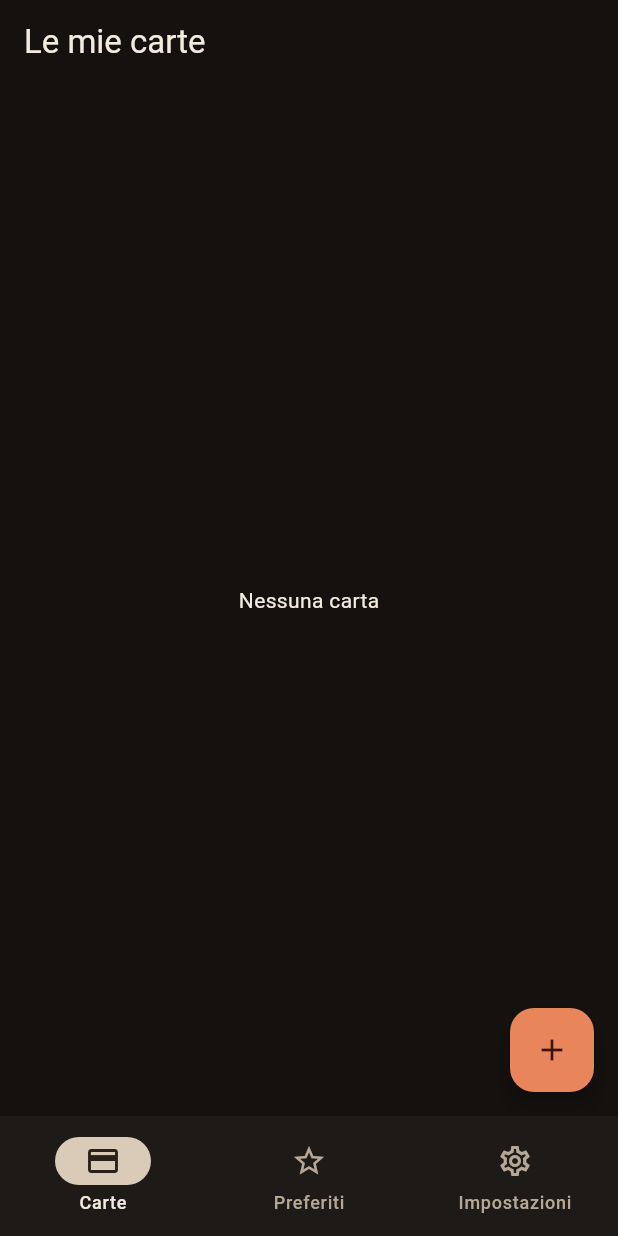
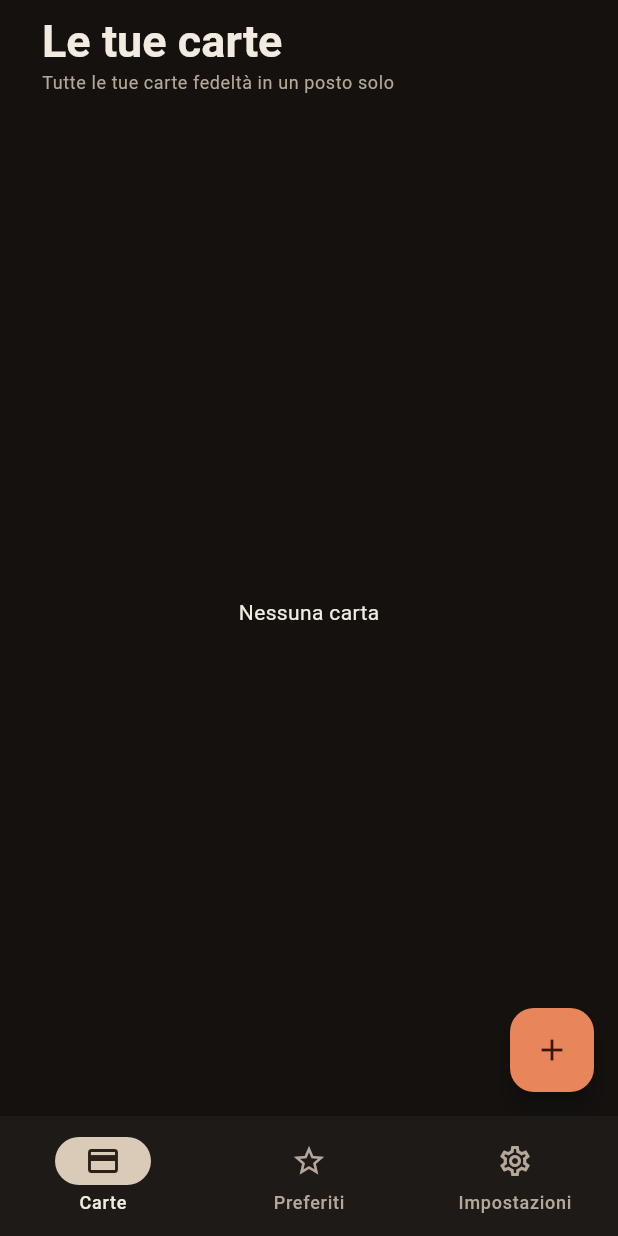
Before and after one commit to fabiogentile-gif/SuperIperApp, a Flutter app: the screen it shows after launch, on a phone screen of 412 x 824 dp. Run offline on Flutter 3.47's test engine with Material 3 defaults, Android fonts, the phone set to English and light mode, and no system bars.

Commit message:
Aggiunto titolo

```diff
--- a/lib/pages/homepage.dart
+++ b/lib/pages/homepage.dart
@@ -8,7 +8,27 @@ class HomePage extends StatelessWidget {
     final colors = Theme.of(context).colorScheme;
 
     return Scaffold(
-      appBar: AppBar(title: const Text('Le mie carte'),backgroundColor: Theme.of(context).scaffoldBackgroundColor,),
+      appBar: AppBar(
+        backgroundColor: Theme.of(context).scaffoldBackgroundColor,
+        toolbarHeight: 72,
+        title: Padding(
+          padding: EdgeInsetsGeometry.symmetric(horizontal: 12),
+          child: Column(
+            crossAxisAlignment: CrossAxisAlignment.start,
+            children: [
+              const Text(
+                'Le tue carte',
+                style: TextStyle(fontWeight: FontWeight.bold, fontSize: 30),
+              ),
+              Text(
+                'Tutte le tue carte fedeltà in un posto solo',
+                style: Theme.of(context).textTheme.bodySmall
+                    ?.copyWith(color: colors.onSurfaceVariant),
+              ),
+            ],
+          ),
+        ),
+      ),
       body: const Center(child: Text('Nessuna carta')),
       floatingActionButton: FloatingActionButton(
         onPressed: () {},
```
